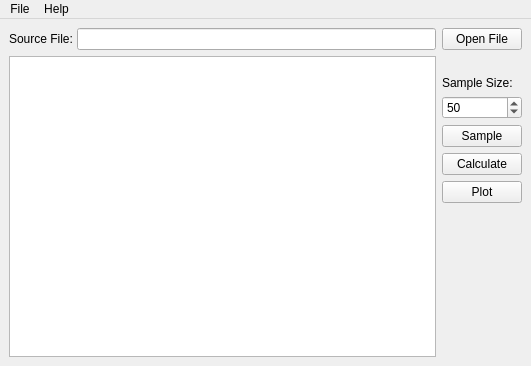
Before: the Qt Designer form GUI/MTChallenge.ui in SeeligA/woerdle-zehla, drawn with Qt 5.
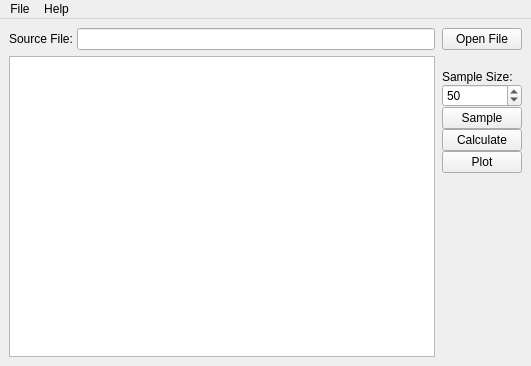
After: the same form once the commit is applied.

Commit message: Increase font size in text box

Diff of the .ui file:
```diff
--- a/GUI/MTChallenge.ui
+++ b/GUI/MTChallenge.ui
@@ -42,14 +42,20 @@
     <bool>true</bool>
    </property>
    <layout class="QGridLayout" name="gridLayout_4">
+    <property name="sizeConstraint">
+     <enum>QLayout::SetDefaultConstraint</enum>
+    </property>
+    <property name="horizontalSpacing">
+     <number>7</number>
+    </property>
     <item row="1" column="0">
      <layout class="QVBoxLayout" name="verticalLayout">
       <item>
        <widget class="QTextEdit" name="textOutput">
         <property name="font">
          <font>
-          <family>Segoe UI</family>
-          <pointsize>9</pointsize>
+          <family>Calibri</family>
+          <pointsize>11</pointsize>
          </font>
         </property>
        </widget>
@@ -64,7 +70,7 @@
       <item row="0" column="2">
        <widget class="QLineEdit" name="input_file_line_edit">
         <property name="sizePolicy">
-         <sizepolicy hsizetype="Expanding" vsizetype="Fixed">
+         <sizepolicy hsizetype="Preferred" vsizetype="Fixed">
           <horstretch>10</horstretch>
           <verstretch>0</verstretch>
          </sizepolicy>
```
